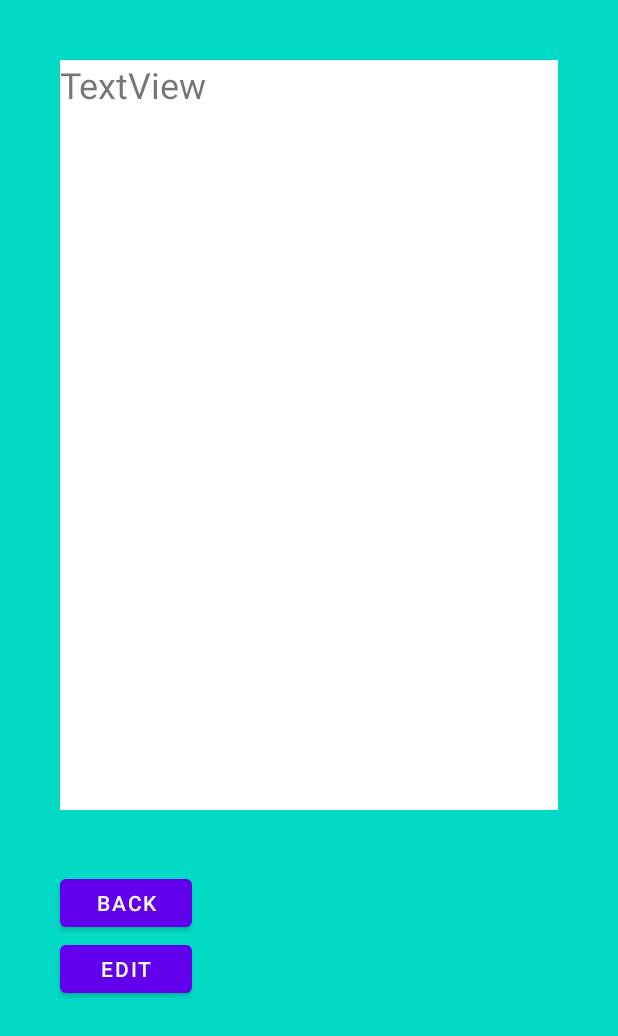
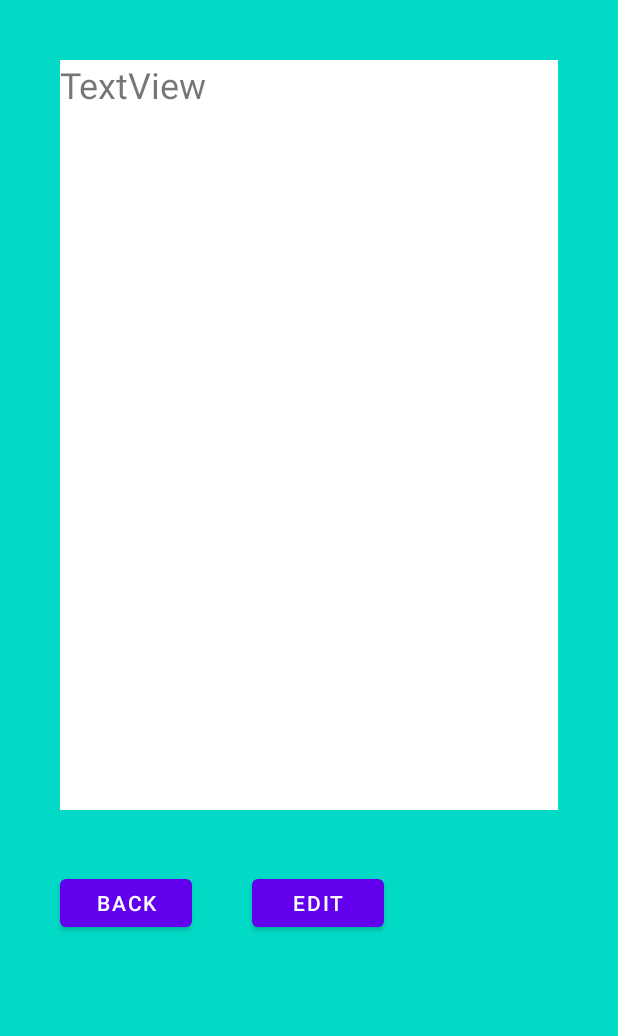
Before and after one commit to leonskyd/App1, an Android app: the layout layout_read.xml on its own in the app's theme, with its tools: preview values and no code run, on a phone screen of 412 x 824 dp. Shown: the top 1036 px of the screen. Run offline under Robolectric (Android 15) with nearby library versions, the phone set to English and light mode, and no system bars.

Commit message:
Update layout_read.xml

```diff
--- a/app/src/main/res/layout/layout_read.xml
+++ b/app/src/main/res/layout/layout_read.xml
@@ -16,8 +16,13 @@
         android:text="TextView"
         android:textSize="@dimen/content_text" />
 
+    <LinearLayout
+        android:layout_width="match_parent"
+        android:layout_height="wrap_content"
+        android:orientation="horizontal">
+
     <Button
-        android:id="@+id/backButton"
+        android:id="@+id/backToList"
         android:layout_width="wrap_content"
         android:layout_height="@dimen/window_height"
         android:layout_marginLeft="@dimen/marginBorder"
@@ -28,7 +33,7 @@
         android:layout_width="wrap_content"
         android:layout_height="@dimen/window_height"
         android:layout_marginLeft="@dimen/marginBorder"
-        android:text="@string/edit"
-        />
+        android:text="@string/edit" />
 
+    </LinearLayout>
 </LinearLayout>
```
